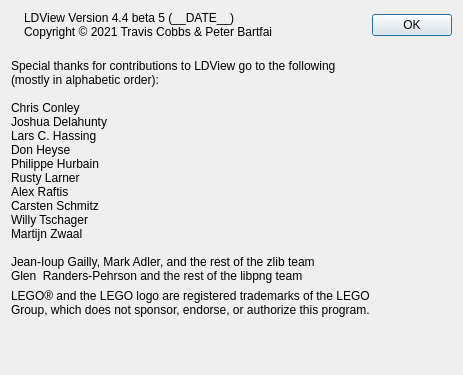
First picture: the form in QT/AboutPanel.ui, repository tcobbs/ldview, before the edit.
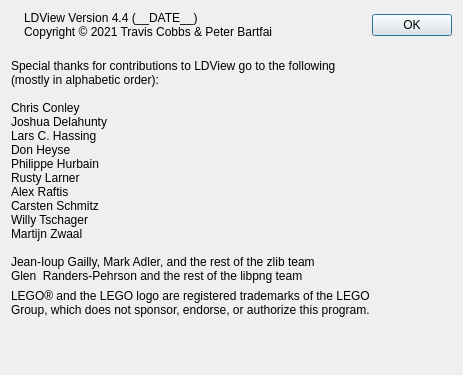
Second picture: the form after the edit. Icons and pictures are not drawn.

```diff
--- a/QT/AboutPanel.ui
+++ b/QT/AboutPanel.ui
@@ -82,7 +82,7 @@
                     </sizepolicy>
                   </property>
                   <property name="text">
-                    <string>LDView Version 4.4 beta 5 (__DATE__)
+                    <string>LDView Version 4.4 (__DATE__)
 Copyright © 2021 Travis Cobbs &amp; Peter Bartfai</string>
                   </property>
                   <property name="textFormat">
```
